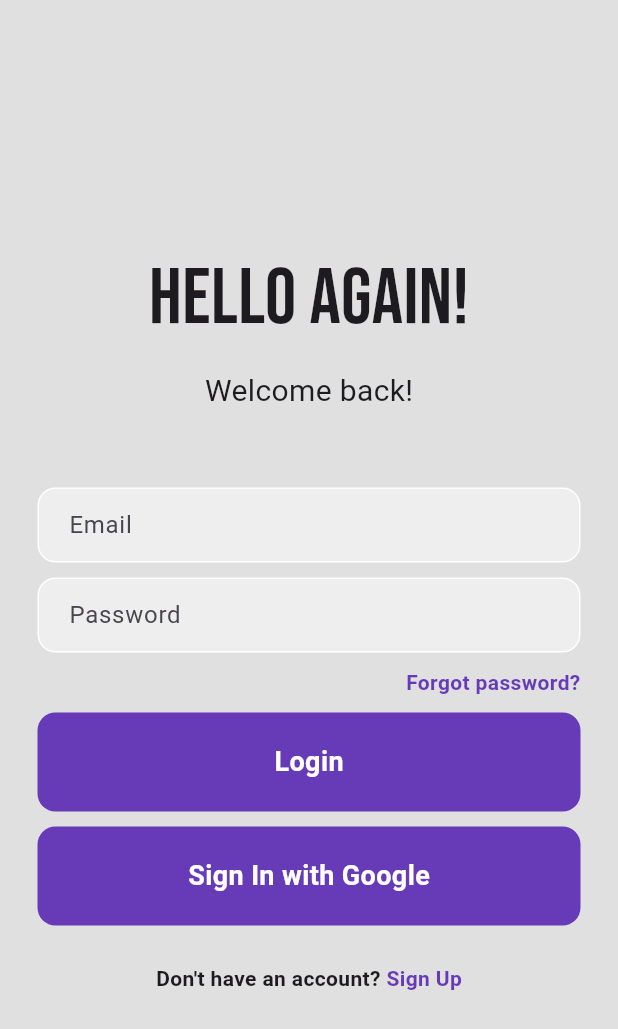
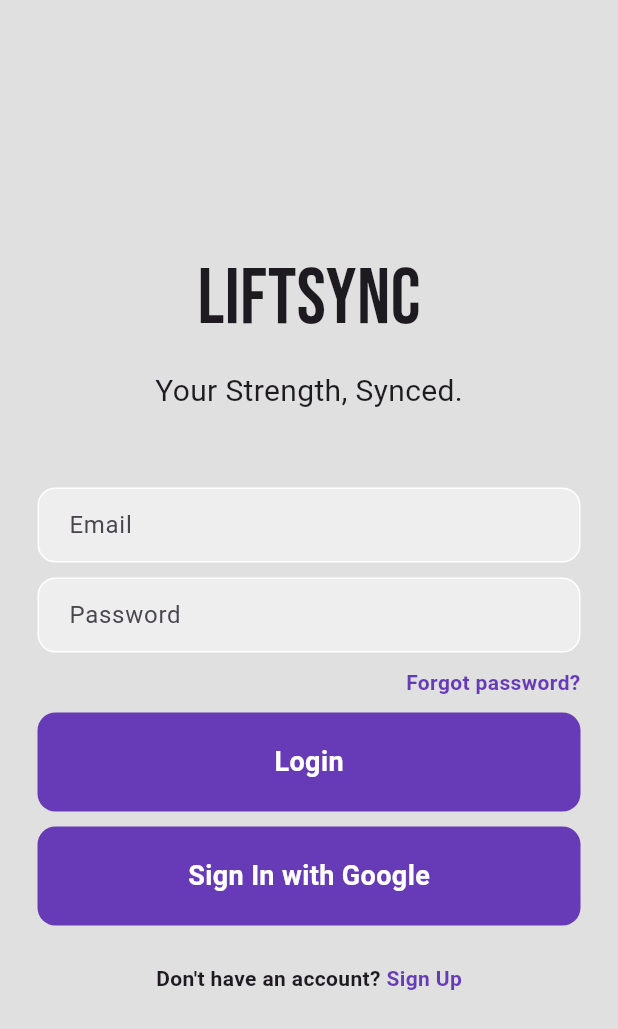
Before and after one commit to amarjithp/liftsync, a Flutter app: the screen it shows after launch, on a phone screen of 412 x 824 dp. Shown: the top 1029 px of the screen. Run offline on Flutter 3.47's test engine with Material 3 defaults, Android fonts, the phone set to English and light mode, and no system bars; our stand-ins replace cloud_firestore, firebase_auth, firebase_core, google_fonts, google_sign_in; accounts and stored records are empty.

Commit message:
minor text edit

```diff
--- a/lib/pages/login_page.dart
+++ b/lib/pages/login_page.dart
@@ -79,7 +79,7 @@ class _LoginPageState extends State<LoginPage> {
               mainAxisAlignment: MainAxisAlignment.center,
               children: [
                 Text(
-                  "Hello Again!",
+                  "LiftSync",
                   style: GoogleFonts.bebasNeue(
                     fontSize: 52,
                   ),
@@ -88,7 +88,7 @@ class _LoginPageState extends State<LoginPage> {
                 SizedBox(height: 10),
 
                 Text(
-                  "Welcome back!",
+                  "Your Strength, Synced.",
                   style: TextStyle(
                     fontSize: 20,
                   ),
--- a/lib/pages/register_page.dart
+++ b/lib/pages/register_page.dart
@@ -109,7 +109,7 @@ class _RegisterPageState extends State<RegisterPage> {
               mainAxisAlignment: MainAxisAlignment.center,
               children: [
                 Text(
-                  "Hello There!",
+                  "LiftSync",
                   style: GoogleFonts.bebasNeue(fontSize: 52),
                 ),
                 SizedBox(height: 10),
```
